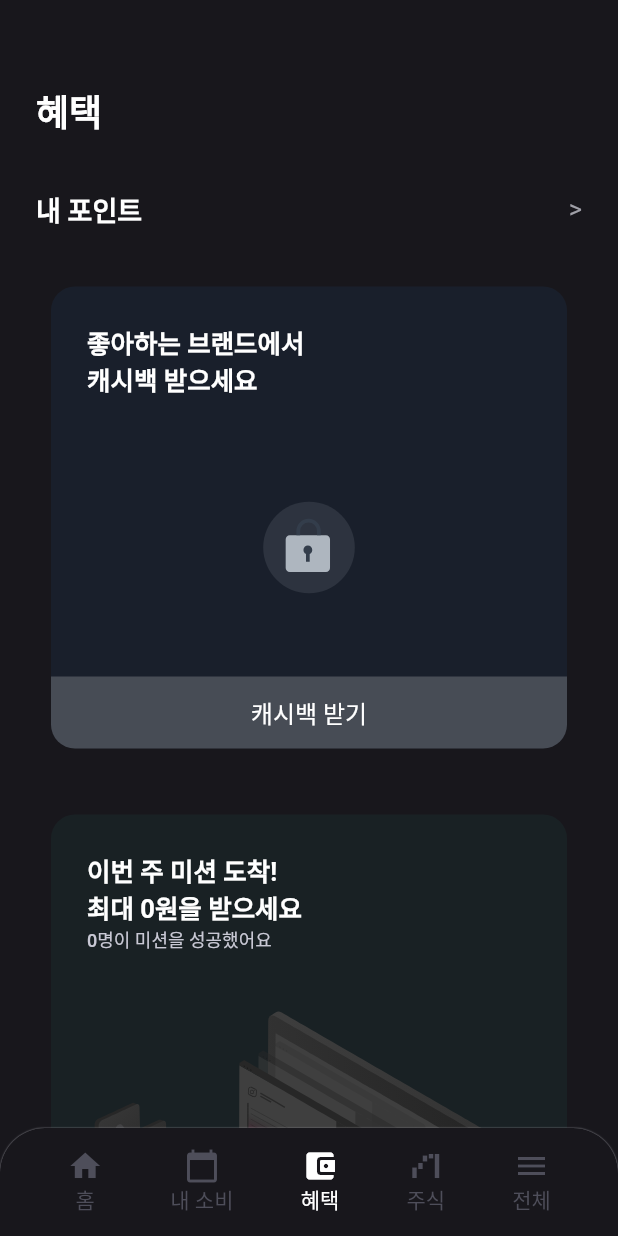
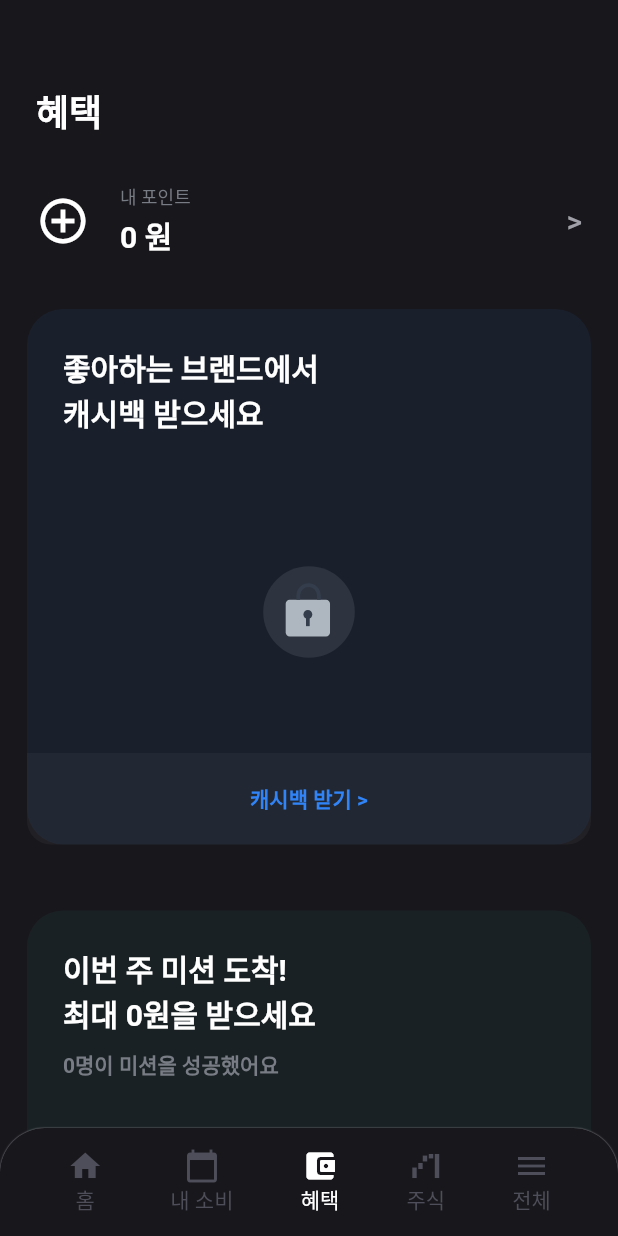
Before and after one commit to ISHNN032/toss-clone, a Flutter app: the screen it shows after launch, item 3 of the bottom bar chosen, on a phone screen of 412 x 824 dp. Run offline on Flutter 3.47's test engine with Material 2 defaults, Android fonts, the phone set to English and light mode, and no system bars; our stand-ins replace local_auth, lottie.

Commit message:
design: 혜택 페이지 디테일 개선

```diff
--- a/lib/datas/benefititem.dart
+++ b/lib/datas/benefititem.dart
@@ -14,23 +14,23 @@ class BenefitItem {
 
 List<BenefitItem> getBenefitItems() {
   return <BenefitItem>[
-    BenefitItem("좋아하는 브랜드에서\n캐시백 받으세요", "", "캐시백 받기",
+    BenefitItem("좋아하는 브랜드에서\n캐시백 받으세요", "", "캐시백 받기 >",
         Lottie.asset('assets/locked.json'),
         Color.fromRGBO(25, 31, 43, 1)),
 
-    BenefitItem("이번 주 미션 도착!\n최대 0원을 받으세요", "0명이 미션을 성공했어요", "0원 받기",
+    BenefitItem("이번 주 미션 도착!\n최대 0원을 받으세요", "0명이 미션을 성공했어요", "0원 받기 >",
         Lottie.asset('assets/notebook.json'),
         Color.fromRGBO(25, 33, 36, 1)),
 
-    BenefitItem("누를 때 마다 -10원!\n머니 버튼을 눌러볼까요?", "1명이 버튼을 눌러대는 중", "누르러 가기",
+    BenefitItem("누를 때 마다 -10원!\n머니 버튼을 눌러볼까요?", "1명이 버튼을 눌러대는 중", "누르러 가기 >",
         Lottie.asset('assets/magnet-cell.json'),
         Color.fromRGBO(36, 35, 33, 1)),
 
-    BenefitItem("주변 서버 개발자 분들에게\n도와달라고 전해주세요", "", "도움 주기",
+    BenefitItem("주변 서버 개발자 분들에게\n도와달라고 전해주세요", "", "도움 주기 >",
         Lottie.asset('assets/notifications.json'),
         Color.fromRGBO(37, 31, 45, 1)),
 
-    BenefitItem("지원금 주시면\n무한한 감사를 받아요", "", "용돈 주기",
+    BenefitItem("지원금 보내주시면\n무한한 감사를 받아요", "", "지원금 보내기 >",
         Lottie.asset('assets/money.json'),
         Color.fromRGBO(25, 31, 43, 1)),
   ];
--- a/lib/pages/benefit/components/benefitlist.dart
+++ b/lib/pages/benefit/components/benefitlist.dart
@@ -15,7 +15,7 @@ class _BenefitList extends State<BenefitList> {
     return Column(
       crossAxisAlignment: CrossAxisAlignment.start,
       children: [
-        ListItem(benefitItems, "내 포인트", "0원", ">"),
+        ListItem(benefitItems),
       ],
     );
   }
--- a/lib/pages/benefit/components/listitem.dart
+++ b/lib/pages/benefit/components/listitem.dart
@@ -5,59 +5,65 @@ import '../../../style.dart';
 
 class ListItem extends StatelessWidget {
   final List<BenefitItem> list;
-  final String title;
-  final String info;
-  final String value;
 
-  ListItem(this.list, this.title, this.info, this.value);
+  ListItem(this.list);
 
   @override
   Widget build(BuildContext context) {
     return Container(
       padding: EdgeInsets.symmetric(vertical: 18),
-      decoration: BoxDecoration(
-        border: Border(
-          bottom: BorderSide(width: 1, color: colorLine),
-        ),
-      ),
       child: Column(
         crossAxisAlignment: CrossAxisAlignment.start,
         children: [
-          _buildColumnHeader(context, title, value),
           Column(
             children:
-                List.generate(list.length, (index) => _buildRow(list[index])),
+                List.generate(list.length, (index) => _buildRow(list[index]))
+                  ..insert(
+                      0,
+                    ListTile(
+                      contentPadding: EdgeInsets.fromLTRB(24, 8, 24, 8),
+                      title: Column(
+                        crossAxisAlignment: CrossAxisAlignment.start,
+                        children: [
+                          Text(
+                            "내 포인트",
+                            style: TextStyle(
+                                fontSize: 12,
+                                color: colorToneDark,
+                                fontWeight: FontWeight.w500)),
+                          SizedBox(
+                            height: 2,
+                          ),
+                          Text(
+                            "0 원",
+                            style: textThemeItem.bodyText1!.merge(TextStyle(fontSize: 20)),
+                          ),
+                        ],
+                      ),
+                      leading: Icon(
+                        Icons.control_point,
+                        size: 36,
+                      ),
+                      trailing: Text(">", style: TextStyle(
+                          fontSize: 20,
+                          color: colorToneDown,
+                          fontWeight: FontWeight.w500)),
+                      onTap: onPressed,
+                    )),
           ),
         ],
       ),
     );
   }
 
-  Widget _buildColumnHeader(BuildContext context, String title, String value) {
-    return Container(
-        margin: EdgeInsets.symmetric(vertical: 16),
-        padding: EdgeInsets.symmetric(horizontal: 24),
-        child:
-            Row(mainAxisAlignment: MainAxisAlignment.spaceBetween, children: [
-          Text(
-            title,
-            style: textThemePrimary.bodyText1,
-          ),
-          Text(
-            value,
-            style: textThemePrimary.bodyText2,
-          ),
-        ]));
-  }
-
   Widget _buildRow(BenefitItem item) {
     return Container(
         child: ListTile(
-      contentPadding: EdgeInsets.fromLTRB(24, 8, 24, 8),
+      contentPadding: EdgeInsets.all(8),
       title: Container(
           margin: EdgeInsets.all(10),
           decoration: BoxDecoration(
-            borderRadius: BorderRadius.all(Radius.circular(16)),
+            borderRadius: BorderRadius.all(Radius.circular(24)),
             color: item.backgoundColor,
           ),
           child: Column(
@@ -67,25 +73,33 @@ class ListItem extends StatelessWidget {
                 padding: EdgeInsets.fromLTRB(24, 24, 0, 0),
                 child: Text(
                   item.title,
-                  style: textThemeItem.bodyText1,
+                  style:
+                      textThemeItem.bodyText1!.merge(TextStyle(fontSize: 20)),
                 ),
               ),
               Padding(
-                  padding: EdgeInsets.only(left: 24),
+                  padding: EdgeInsets.fromLTRB(24, 8, 0, 0),
                   child: Text(
                     item.info,
-                    style: textThemeItem.bodyText2,
+                    style: TextStyle(
+                        fontSize: 14,
+                        color: colorToneDark,
+                        fontWeight: FontWeight.w600),
                   )),
               item.lottie,
               Container(
                 alignment: Alignment.center,
-                padding: EdgeInsets.all(12),
+                padding: EdgeInsets.all(20),
                 decoration: BoxDecoration(
                   borderRadius:
                       BorderRadius.vertical(bottom: Radius.circular(16)),
-                  color: Color.fromRGBO(255, 255, 255, 0.2),
+                  color: Color.fromRGBO(255, 255, 255, 0.04),
                 ),
-                child: Text(item.buttonInfo),
+                child: Text(item.buttonInfo,
+                    style: TextStyle(
+                        fontSize: 14,
+                        color: colorAssent,
+                        fontWeight: FontWeight.w600)),
               )
             ],
           )),
--- a/lib/style.dart
+++ b/lib/style.dart
@@ -18,6 +18,7 @@ const colorNavigationDisabled = Color.fromRGBO(78, 78, 90, 1);
 const colorToneUp = Colors.white;
 const colorToneMid = Color.fromRGBO(200, 200, 212, 1);
 const colorToneDown = Color.fromRGBO(160, 160, 168, 1);
+const colorToneDark = Color.fromRGBO(120, 124, 132, 1);
 
 final TextTheme textThemePrimary = TextTheme(
   bodyText1:
```
